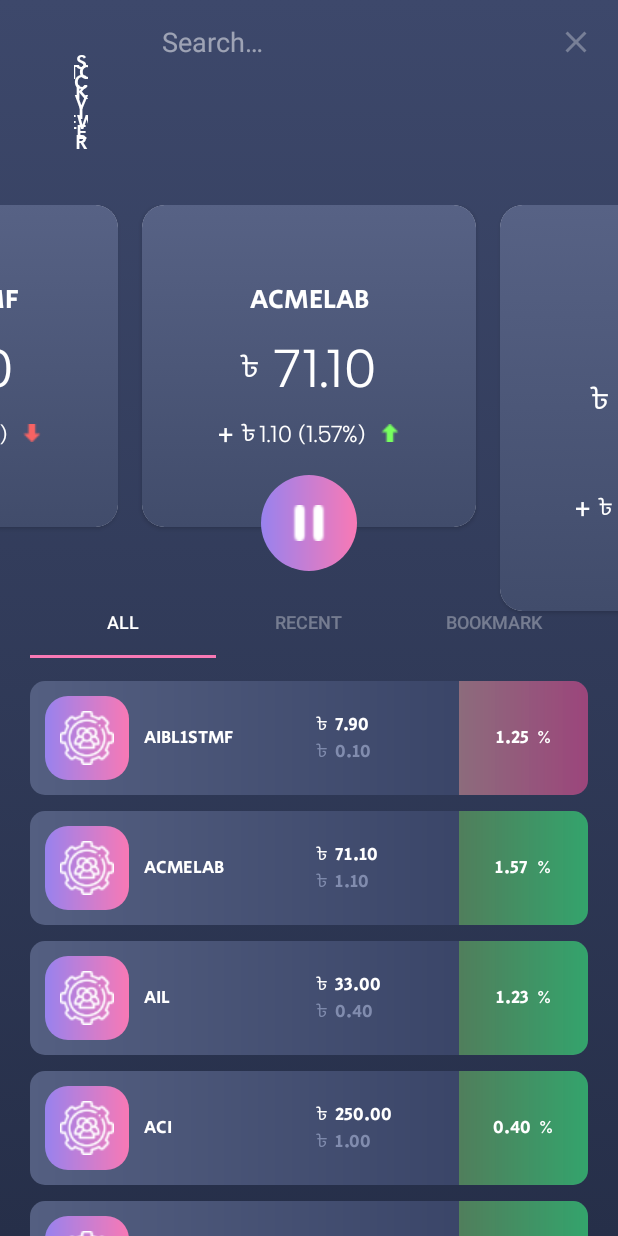
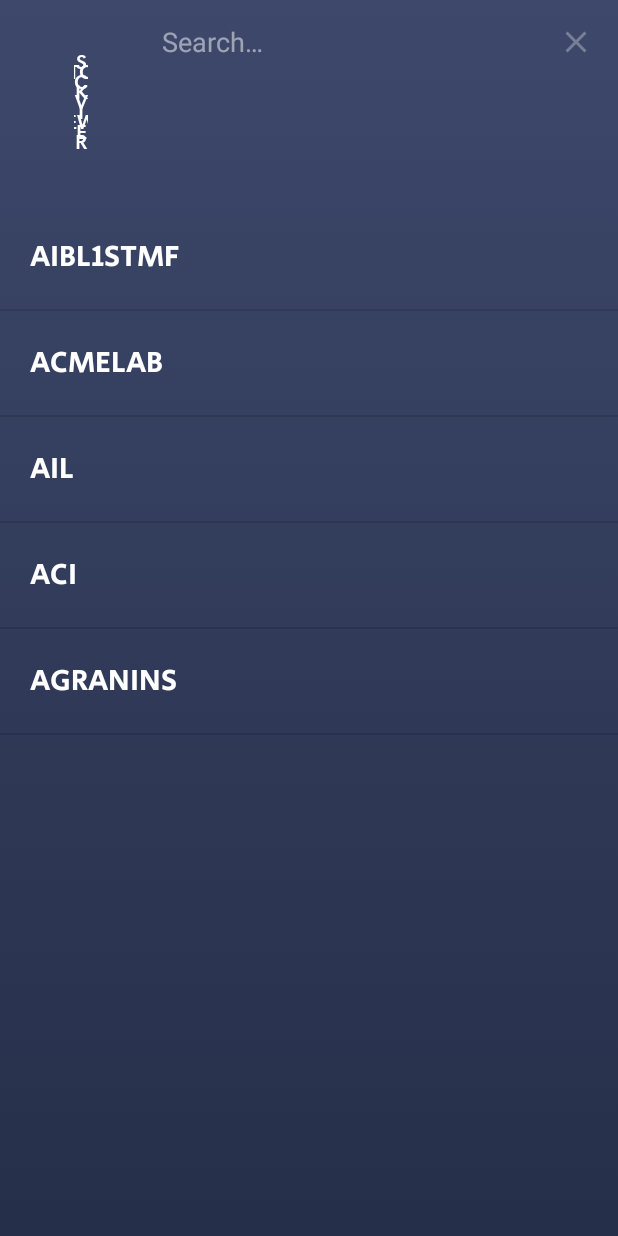
Before and after one commit to RasheeqZaman/Stock-Viewer, an Android app: the screen it shows after launch (MainActivity), after a tap on "Search", on a phone screen of 412 x 824 dp. Run offline under Robolectric (Android 15) with nearby library versions, the phone set to English and light mode, and no system bars.

Commit message:
Finished Search Stock.

```diff
--- a/app/src/main/java/com/example/stockviewer/MainActivity.java
+++ b/app/src/main/java/com/example/stockviewer/MainActivity.java
@@ -6,6 +6,7 @@ import androidx.appcompat.widget.Toolbar;
 import androidx.core.view.MenuItemCompat;
 import androidx.viewpager.widget.ViewPager;
 
+import android.content.Intent;
 import android.os.AsyncTask;
 import android.os.Bundle;
 import android.util.Log;
@@ -14,7 +15,10 @@ import android.view.MenuItem;
 import android.view.View;
 import android.view.animation.Animation;
 import android.view.animation.AnimationUtils;
+import android.widget.AdapterView;
+import android.widget.ArrayAdapter;
 import android.widget.ImageButton;
+import android.widget.LinearLayout;
 import android.widget.ListView;
 import android.widget.ProgressBar;
 import android.widget.TextSwitcher;
@@ -48,6 +52,9 @@ public class MainActivity extends AppCompatActivity {
     StockTopAdapter adapter;
     Map<String, StockModel> modelsMap;
     List<List<StockModel>> models;
+    ListView searchListView;
+    ArrayAdapter searchAdapter;
+    List<String> companyNames;
 
     ProgressBar progressBar;
 
@@ -102,6 +109,24 @@ public class MainActivity extends AppCompatActivity {
             public void onTabUnselected(TabLayout.Tab tab) {}
             @Override
             public void onTabReselected(TabLayout.Tab tab) {}
+        });
+
+        searchListView = findViewById(R.id.search_stock_list_view);
+        companyNames = new ArrayList<>();
+        for(StockModel model : models.get(0)){
+            companyNames.add(model.getCompanyName());
+        }
+        searchAdapter = new ArrayAdapter<String>(this, R.layout.stock_list_search_item, companyNames);
+        searchListView.setAdapter(searchAdapter);
+
+        searchListView.setOnItemClickListener(new AdapterView.OnItemClickListener() {
+            @Override
+            public void onItemClick(AdapterView<?> parent, View view, int position, long id) {
+                String companyName = (String) searchAdapter.getItem(position);
+                Intent intent = new Intent(MainActivity.this, StockDetailsActivity.class);
+                intent.putExtra("Model", modelsMap.get(companyName));
+                startActivity(intent);
+            }
         });
 
         progressBar = findViewById(R.id.progress_bar);
@@ -203,6 +228,44 @@ public class MainActivity extends AppCompatActivity {
 
         MenuItem search = menu.findItem(R.id.search);
         SearchView searchView = (SearchView) search.getActionView();
+
+        final LinearLayout btnLayout = findViewById(R.id.btn_layout);
+        final LinearLayout bottomFragmentLayout = findViewById(R.id.bottom_fragment_layout);
+
+        searchView.setOnSearchClickListener(new View.OnClickListener() {
+            @Override
+            public void onClick(View v) {
+                searchListView.setVisibility(View.VISIBLE);
+                viewPager.setVisibility(View.GONE);
+                btnLayout.setVisibility(View.GONE);
+                bottomFragmentLayout.setVisibility(View.GONE);
+            }
+        });
+
+        searchView.setOnCloseListener(new SearchView.OnCloseListener() {
+            @Override
+            public boolean onClose() {
+                searchListView.setVisibility(View.GONE);
+                viewPager.setVisibility(View.VISIBLE);
+                btnLayout.setVisibility(View.VISIBLE);
+                bottomFragmentLayout.setVisibility(View.VISIBLE);
+                return false;
+            }
+        });
+
+        searchView.setOnQueryTextListener(new SearchView.OnQueryTextListener() {
+            @Override
+            public boolean onQueryTextSubmit(String query) {
+                return false;
+            }
+
+            @Override
+            public boolean onQueryTextChange(String newText) {
+                searchAdapter.getFilter().filter(newText);
+                return true;
+            }
+        });
+
         return super.onCreateOptionsMenu(menu);
     }
 
@@ -264,6 +327,7 @@ public class MainActivity extends AppCompatActivity {
             progressBar.setVisibility(View.GONE);
             viewPager.getAdapter().notifyDataSetChanged();
             fragmentViewPager.getAdapter().notifyDataSetChanged();
+            searchAdapter.notifyDataSetChanged();
         }
 
         private StockModel getPrimaryStockModel(String data) throws ParseException {
@@ -274,79 +338,6 @@ public class MainActivity extends AppCompatActivity {
 
             String[] datas = data.split(" ");
             return new StockModel(datas[0], formatter.parse(datas[1]).doubleValue(), formatter.parse(datas[2]).doubleValue(), Double.parseDouble(datas[3].substring(0, datas[3].length()-1)));
-        }
-
-        private StockModel getStockModel(String url) throws IOException, ParseException {
-            Log.d("alright", "hello");
-            Document document = Jsoup.connect(url).get();
-
-            Log.d("alright", document.title());
-
-            DecimalFormat formatter = (DecimalFormat) NumberFormat.getCurrencyInstance(Locale.US);
-            DecimalFormatSymbols symbols = formatter.getDecimalFormatSymbols();
-            symbols.setCurrencySymbol("");
-            formatter.setDecimalFormatSymbols(symbols);
-
-            DateFormat dateFormat = new SimpleDateFormat("MMM dd, yyyy hh:mm a", Locale.ENGLISH);
-
-
-            String webCompanyName = document.select("table#company").eq(0).select("tbody").select("tr").eq(0).select("th").eq(0).text();
-            String companyName = webCompanyName.split(" ")[2];
-            //Log.d("alright", companyName);
-
-            String companyFullName = document.select("h2.BodyHead").eq(0).select("i").text();
-            //Log.d("alright", companyFullName);
-
-            String webCompanyPrice = document.select("table#company").eq(1).select("tbody").select("tr").eq(0).select("td").eq(0).text();
-            Double companyPrice = formatter.parse(webCompanyPrice).doubleValue();
-            //Log.d("alright", Double.toString(companyPrice));
-
-            String webCompanyPriceChange = document.select("table#company").eq(1).select("tbody").select("tr").eq(2).select("td").eq(0).text();
-            Double companyPriceChange = formatter.parse(webCompanyPriceChange).doubleValue();
-            //Log.d("alright", Double.toString(companyPriceChange));
-
-            String webCompanyPriceChangePercent = document.select("table#company").eq(1).select("tbody").select("tr").eq(3).select("td").eq(0).text();
-            Double companyPriceChangePercent = Double.parseDouble(webCompanyPriceChangePercent.substring(0, webCompanyPriceChangePercent.length()-1));
-            //Log.d("alright", Double.toString(companyPriceChangePercent));
-
-            String webCompanyOpeningPrice = document.select("table#company").eq(1).select("tbody").select("tr").eq(4).select("td").eq(0).text();
-            Double companyOpeningPrice = formatter.parse(webCompanyOpeningPrice).doubleValue();
-            //Log.d("alright", Double.toString(companyOpeningPrice));
-
-            String webCompanyPaidUpCapital = document.select("table#company").eq(2).select("tbody").select("tr").eq(1).select("td").eq(0).text();
-            Double companyPaidUpCapital = formatter.parse(webCompanyPaidUpCapital).doubleValue();
-            //Log.d("alright", Double.toString(companyPaidUpCapital));
-
-            String webCompanyFaceParValue = document.select("table#company").eq(2).select("tbody").select("tr").eq(2).select("td").eq(0).text();
-            Double companyFaceParValue = formatter.parse(webCompanyFaceParValue).doubleValue();
-            //Log.d("alright", Double.toString(companyFaceParValue));
-
-            String companyTypeOfInstrument = document.select("table#company").eq(2).select("tbody").select("tr").eq(1).select("td").eq(1).text();
-            //Log.d("alright", companyTypeOfInstrument);
-
-            String webCompanyCashDividend = document.select("table#company").eq(3).select("tbody").select("tr").eq(0).select("td").eq(0).text();
-            String[] webCompanyCashDividends = webCompanyCashDividend.split(",");
-            String companyCashDividend = (webCompanyCashDividends.length>2) ? webCompanyCashDividends[0].trim() + ", " + webCompanyCashDividends[1].trim() : webCompanyCashDividend;
-            //Log.d("alright", companyCashDividend);
-
-            String webCompanyStockDividend = document.select("table#company").eq(3).select("tbody").select("tr").eq(1).select("td").eq(0).text();
-            String[] webCompanyStockDividends = webCompanyStockDividend.split(",");
-            String companyStockDividend = (webCompanyStockDividends.length>2) ? webCompanyStockDividends[0].trim() + ", " + webCompanyStockDividends[1].trim() : webCompanyStockDividend;
-            //Log.d("alright", companyStockDividend);
-
-            String companyRightIssue = document.select("table#company").eq(3).select("tbody").select("tr").eq(2).select("td").eq(0).text();
-            //Log.d("alright", companyRightIssue);
-
-            String companyYearEnd = document.select("table#company").eq(3).select("tbody").select("tr").eq(3).select("td").eq(0).text();
-            //Log.d("alright", companyYearEnd);
-
-            String companyDate = document.select("h2.BodyHead").eq(1).select("i").text();
-            String companyTime = document.select("table#company").eq(1).select("tbody").select("tr").eq(1).select("td").eq(0).text();
-            Date companyLastUpdateTime = dateFormat.parse(companyDate + " " + companyTime);
-            //Log.d("alright", companyLastUpdateTime.toString());
-
-            StockModel model = new StockModel(companyName, companyFullName, companyTypeOfInstrument, companyCashDividend, companyStockDividend, companyRightIssue, companyYearEnd, companyPrice, companyPriceChange, companyPriceChangePercent, companyPaidUpCapital, companyFaceParValue, companyOpeningPrice, companyLastUpdateTime);
-            return model;
         }
 
         @Override
@@ -365,6 +356,7 @@ public class MainActivity extends AppCompatActivity {
                     }else{
                         modelsMap.put(model.getCompanyName(), model);
                         models.get(0).add(model);
+                        companyNames.add(model.getCompanyName());
                     }
                 }
             } catch (IOException | ParseException e) {
--- a/app/src/main/java/com/example/stockviewer/StockListAdapter.java
+++ b/app/src/main/java/com/example/stockviewer/StockListAdapter.java
@@ -55,4 +55,9 @@ public class StockListAdapter extends ArrayAdapter<String> {
 
         return itemRow;
     }
+
+    @Override
+    public int getCount() {
+        return models.size();
+    }
 }
--- a/app/src/main/res/layout/activity_main.xml
+++ b/app/src/main/res/layout/activity_main.xml
@@ -11,6 +11,13 @@
     <include
         android:id="@+id/toolbar"
         layout="@layout/toolbar"/>
+
+    <ListView
+        android:layout_below="@id/toolbar"
+        android:layout_width="match_parent"
+        android:layout_height="match_parent"
+        android:visibility="gone"
+        android:id="@+id/search_stock_list_view"/>
 
     <androidx.viewpager.widget.ViewPager
         android:foregroundGravity="center"
@@ -44,6 +51,7 @@
         android:layout_below="@+id/btn_layout"
         android:layout_width="match_parent"
         android:layout_height="wrap_content"
+        android:id="@+id/bottom_fragment_layout"
         android:layout_marginTop="10dp">
 
         <com.google.android.material.tabs.TabLayout
--- /dev/null
+++ b/app/src/main/res/layout/stock_list_search_item.xml
@@ -0,0 +1,12 @@
+<?xml version="1.0" encoding="utf-8"?>
+<TextView xmlns:android="http://schemas.android.com/apk/res/android"
+    android:layout_width="match_parent"
+    android:layout_height="wrap_content"
+    android:layout_margin="10dp"
+    android:textSize="20dp"
+    android:text="JAMUNABANK"
+    android:padding="20dp"
+    android:textColor="#fff"
+    android:fontFamily="@font/secular_one_regular">
+
+</TextView>
```
